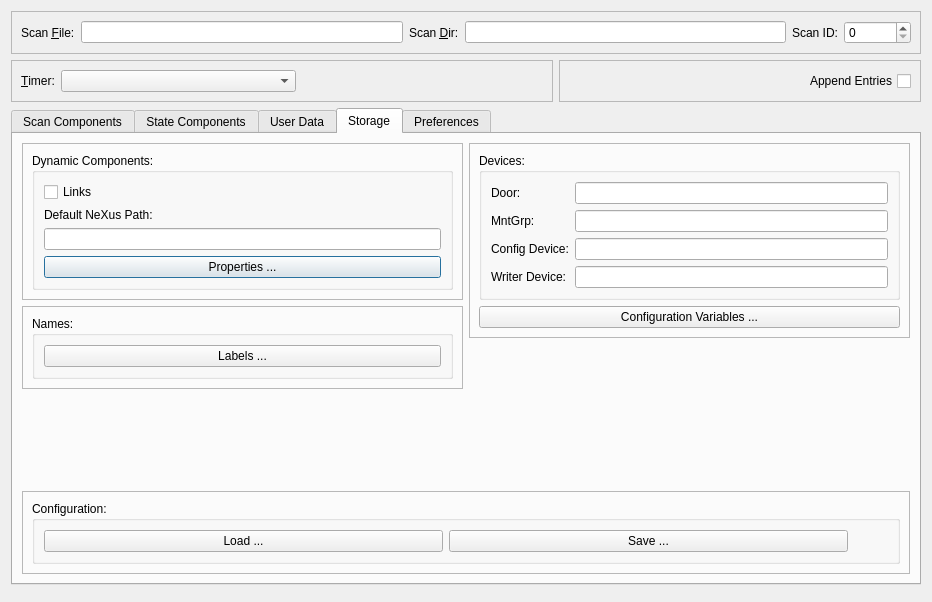
The window that nxselector/ui/selector.ui (nexdatas/nxselector) describes before a commit, drawn with Qt 5.
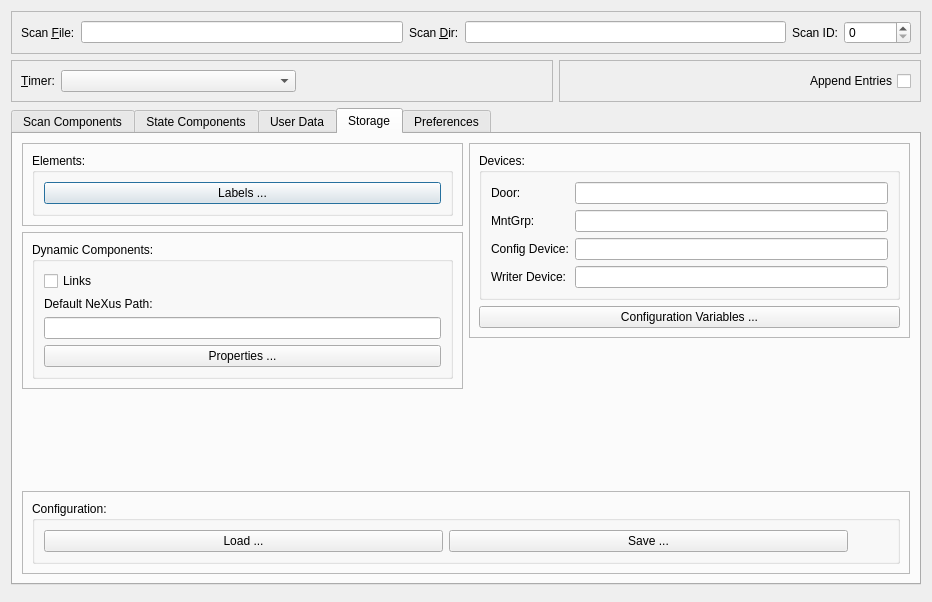
The same window after the commit. The open tabs and pages were chosen to show the change.

Diff of the .ui file:
```diff
--- a/nxselector/ui/selector.ui
+++ b/nxselector/ui/selector.ui
@@ -224,6 +224,34 @@
           <layout class="QHBoxLayout" name="horizontalLayout_5">
            <item>
             <layout class="QVBoxLayout" name="verticalLayout_6">
+             <item>
+              <widget class="QFrame" name="frame_2">
+               <property name="frameShape">
+                <enum>QFrame::StyledPanel</enum>
+               </property>
+               <property name="frameShadow">
+                <enum>QFrame::Raised</enum>
+               </property>
+               <layout class="QGridLayout" name="gridLayout_20">
+                <item row="0" column="0">
+                 <widget class="QGroupBox" name="groupBox_7">
+                  <property name="title">
+                   <string>Elements:</string>
+                  </property>
+                  <layout class="QGridLayout" name="gridLayout_16">
+                   <item row="1" column="0">
+                    <widget class="QPushButton" name="labelsPushButton">
+                     <property name="text">
+                      <string>Labels ...</string>
+                     </property>
+                    </widget>
+                   </item>
+                  </layout>
+                 </widget>
+                </item>
+               </layout>
+              </widget>
+             </item>
              <item>
               <widget class="QFrame" name="frame_4">
                <property name="frameShape">
@@ -276,34 +304,6 @@
                </layout>
               </widget>
              </item>
-             <item>
-              <widget class="QFrame" name="frame_2">
-               <property name="frameShape">
-                <enum>QFrame::StyledPanel</enum>
-               </property>
-               <property name="frameShadow">
-                <enum>QFrame::Raised</enum>
-               </property>
-               <layout class="QGridLayout" name="gridLayout_20">
-                <item row="0" column="0">
-                 <widget class="QGroupBox" name="groupBox_7">
-                  <property name="title">
-                   <string>Names:</string>
-                  </property>
-                  <layout class="QGridLayout" name="gridLayout_16">
-                   <item row="1" column="0">
-                    <widget class="QPushButton" name="labelsPushButton">
-                     <property name="text">
-                      <string>Labels ...</string>
-                     </property>
-                    </widget>
-                   </item>
-                  </layout>
-                 </widget>
-                </item>
-               </layout>
-              </widget>
-             </item>
              <item>
               <spacer name="verticalSpacer_4">
                <property name="orientation">
```
